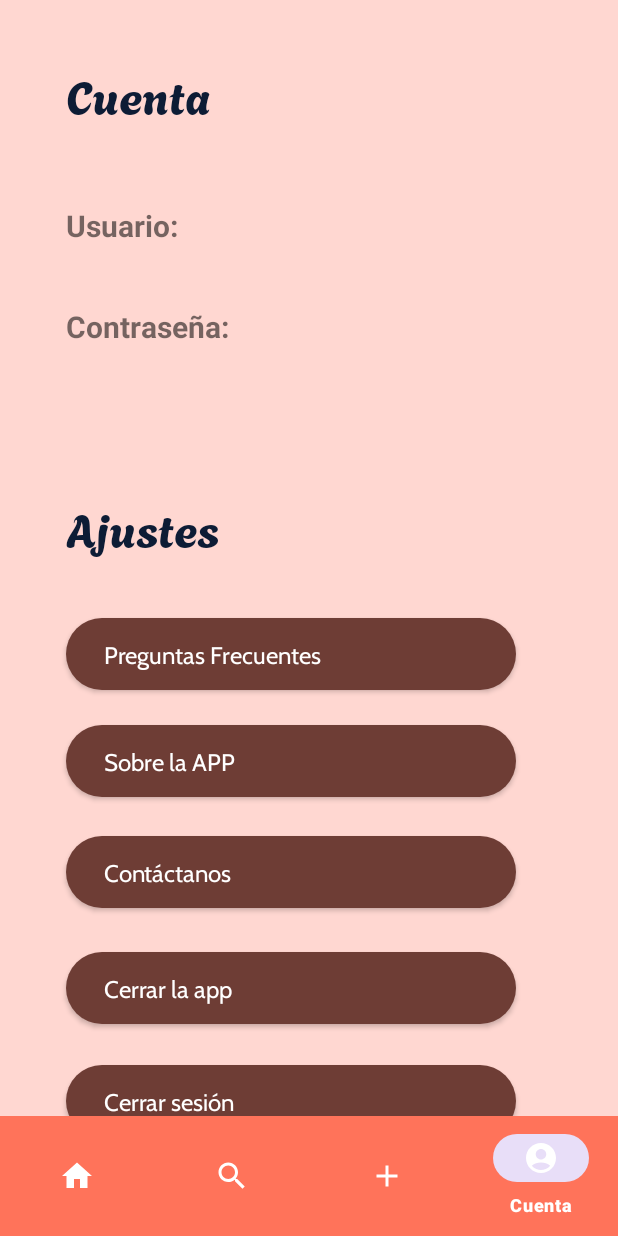
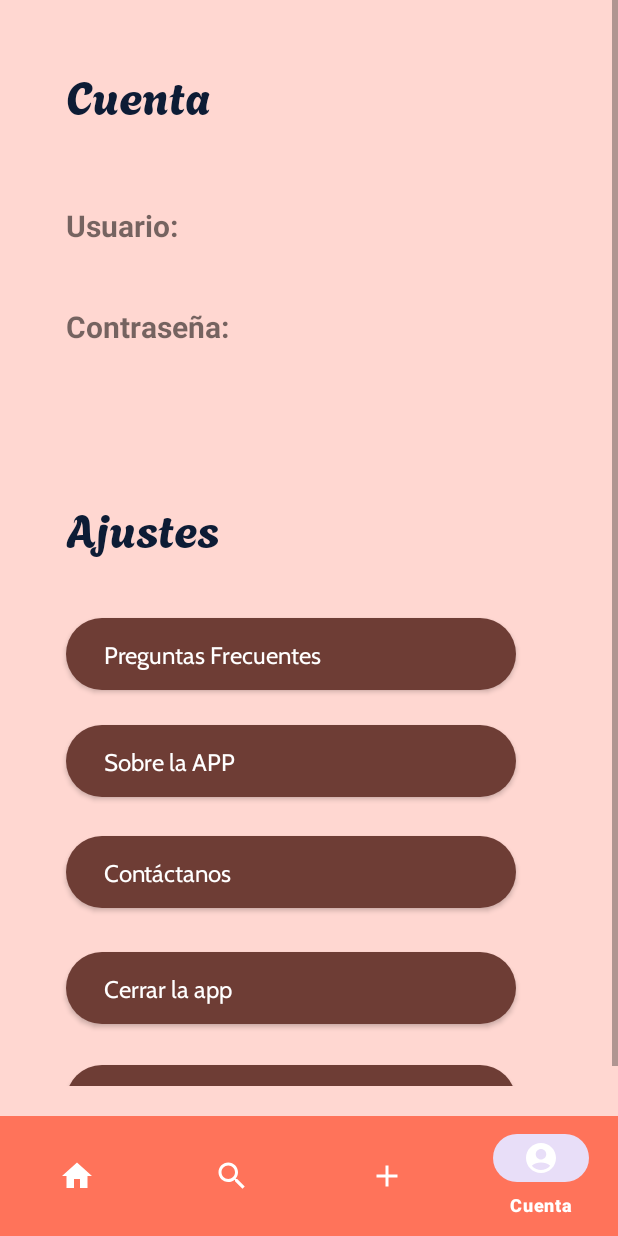
Before and after one commit to nestornumber/FoodFast, an Android app: the AccountActivity screen opened directly, with no data from a screen before it, on a phone screen of 412 x 824 dp. Run offline under Robolectric (Android 15) with nearby library versions, the phone set to English and light mode, and no system bars.

Commit message:
añadiendo scroll view

```diff
--- a/app/src/main/res/layout/activity_account.xml
+++ b/app/src/main/res/layout/activity_account.xml
@@ -1,11 +1,22 @@
 <?xml version="1.0" encoding="utf-8"?>
-<androidx.constraintlayout.widget.ConstraintLayout xmlns:android="http://schemas.android.com/apk/res/android"
+<RelativeLayout
+    xmlns:android="http://schemas.android.com/apk/res/android"
     xmlns:app="http://schemas.android.com/apk/res-auto"
     xmlns:tools="http://schemas.android.com/tools"
     android:layout_width="match_parent"
     android:layout_height="match_parent"
     android:background="@color/foodfast_background"
     tools:context=".AccountActivity">
+
+    <ScrollView
+        android:layout_width="match_parent"
+        android:layout_height="match_parent"
+        android:layout_above="@+id/bottom_navigation"
+        android:paddingBottom="20dp">
+
+        <androidx.constraintlayout.widget.ConstraintLayout
+            android:layout_width="match_parent"
+            android:layout_height="wrap_content">
 
     <TextView
         android:id="@+id/textView6"
@@ -160,20 +171,18 @@
         android:textSize="@dimen/font_size_small"
         app:layout_constraintStart_toStartOf="@+id/textView7"
         app:layout_constraintTop_toBottomOf="@+id/button4" />
+        </androidx.constraintlayout.widget.ConstraintLayout>
+    </ScrollView>
 
     <com.google.android.material.bottomnavigation.BottomNavigationView
         android:id="@+id/bottom_navigation"
         android:layout_width="match_parent"
         android:layout_height="wrap_content"
+        android:layout_alignParentBottom="true"
         android:theme="@style/Theme.Material3.DayNight.NoActionBar"
         app:itemBackground="@color/foodfast_nav_background"
         app:itemIconTint="@color/foodfast_nav_selected"
         app:itemTextColor="@color/foodfast_nav_selected"
-        app:layout_constraintBottom_toBottomOf="parent"
-        app:layout_constraintEnd_toEndOf="parent"
-        app:layout_constraintHorizontal_bias="0.5"
-        app:layout_constraintStart_toStartOf="parent"
         app:menu="@menu/menu_navigation" />
 
-
-</androidx.constraintlayout.widget.ConstraintLayout>
+</RelativeLayout>
--- a/app/src/main/res/layout/activity_add.xml
+++ b/app/src/main/res/layout/activity_add.xml
@@ -1,5 +1,6 @@
 <?xml version="1.0" encoding="utf-8"?>
-<RelativeLayout xmlns:android="http://schemas.android.com/apk/res/android"
+<RelativeLayout
+    xmlns:android="http://schemas.android.com/apk/res/android"
     xmlns:app="http://schemas.android.com/apk/res-auto"
     xmlns:tools="http://schemas.android.com/tools"
     android:layout_width="match_parent"
@@ -105,6 +106,7 @@
                 app:layout_constraintStart_toStartOf="parent"
                 app:layout_constraintTop_toBottomOf="@+id/btnAgregarReceta3"
                 app:srcCompat="@drawable/sinimagen" />
+
         </androidx.constraintlayout.widget.ConstraintLayout>
     </ScrollView>
 
@@ -112,11 +114,11 @@
         android:id="@+id/bottom_navigation"
         android:layout_width="match_parent"
         android:layout_height="wrap_content"
+        android:layout_alignParentBottom="true"
         android:theme="@style/Theme.Material3.DayNight.NoActionBar"
         app:itemBackground="@color/foodfast_nav_background"
         app:itemIconTint="@color/foodfast_nav_selected"
         app:itemTextColor="@color/foodfast_nav_selected"
-        android:layout_alignParentBottom="true"
         app:menu="@menu/menu_navigation" />
 
 </RelativeLayout>
--- a/app/src/main/res/layout/activity_cenas.xml
+++ b/app/src/main/res/layout/activity_cenas.xml
@@ -1,6 +1,6 @@
 <?xml version="1.0" encoding="utf-8"?>
-<androidx.constraintlayout.widget.ConstraintLayout xmlns:android="http://schemas.android.com/apk/res/android"
-    xmlns:app="http://schemas.android.com/apk/res-auto"
+<androidx.constraintlayout.widget.ConstraintLayout
+    xmlns:android="http://schemas.android.com/apk/res/android"    xmlns:app="http://schemas.android.com/apk/res-auto"
     xmlns:tools="http://schemas.android.com/tools"
     android:layout_width="match_parent"
     android:layout_height="match_parent"
--- a/app/src/main/res/layout/activity_desayunos.xml
+++ b/app/src/main/res/layout/activity_desayunos.xml
@@ -1,6 +1,6 @@
 <?xml version="1.0" encoding="utf-8"?>
-<androidx.constraintlayout.widget.ConstraintLayout xmlns:android="http://schemas.android.com/apk/res/android"
-    xmlns:app="http://schemas.android.com/apk/res-auto"
+<androidx.constraintlayout.widget.ConstraintLayout
+    xmlns:android="http://schemas.android.com/apk/res/android"    xmlns:app="http://schemas.android.com/apk/res-auto"
     xmlns:tools="http://schemas.android.com/tools"
     android:layout_width="match_parent"
     android:layout_height="match_parent"
--- a/app/src/main/res/layout/activity_main.xml
+++ b/app/src/main/res/layout/activity_main.xml
@@ -1,6 +1,6 @@
 <?xml version="1.0" encoding="utf-8"?>
-<androidx.constraintlayout.widget.ConstraintLayout xmlns:android="http://schemas.android.com/apk/res/android"
-    xmlns:app="http://schemas.android.com/apk/res-auto"
+<androidx.constraintlayout.widget.ConstraintLayout
+    xmlns:android="http://schemas.android.com/apk/res/android"    xmlns:app="http://schemas.android.com/apk/res-auto"
     xmlns:tools="http://schemas.android.com/tools"
     android:layout_width="match_parent"
     android:layout_height="match_parent"
--- a/app/src/main/res/layout/activity_preguntas_frecuentes.xml
+++ b/app/src/main/res/layout/activity_preguntas_frecuentes.xml
@@ -1,6 +1,6 @@
 <?xml version="1.0" encoding="utf-8"?>
-<androidx.constraintlayout.widget.ConstraintLayout xmlns:android="http://schemas.android.com/apk/res/android"
-    xmlns:app="http://schemas.android.com/apk/res-auto"
+<androidx.constraintlayout.widget.ConstraintLayout
+    xmlns:android="http://schemas.android.com/apk/res/android"    xmlns:app="http://schemas.android.com/apk/res-auto"
     xmlns:tools="http://schemas.android.com/tools"
     android:layout_width="match_parent"
     android:layout_height="match_parent"
--- a/app/src/main/res/layout/activity_recetas_guardadas.xml
+++ b/app/src/main/res/layout/activity_recetas_guardadas.xml
@@ -1,6 +1,6 @@
 <?xml version="1.0" encoding="utf-8"?>
-<androidx.constraintlayout.widget.ConstraintLayout xmlns:android="http://schemas.android.com/apk/res/android"
-    xmlns:app="http://schemas.android.com/apk/res-auto"
+<androidx.constraintlayout.widget.ConstraintLayout
+    xmlns:android="http://schemas.android.com/apk/res/android"    xmlns:app="http://schemas.android.com/apk/res-auto"
     xmlns:tools="http://schemas.android.com/tools"
     android:layout_width="match_parent"
     android:layout_height="match_parent"
--- a/app/src/main/res/layout/activity_registrarse1.xml
+++ b/app/src/main/res/layout/activity_registrarse1.xml
@@ -1,6 +1,6 @@
 <?xml version="1.0" encoding="utf-8"?>
-<androidx.constraintlayout.widget.ConstraintLayout xmlns:android="http://schemas.android.com/apk/res/android"
-    xmlns:app="http://schemas.android.com/apk/res-auto"
+<androidx.constraintlayout.widget.ConstraintLayout
+    xmlns:android="http://schemas.android.com/apk/res/android"    xmlns:app="http://schemas.android.com/apk/res-auto"
     xmlns:tools="http://schemas.android.com/tools"
     android:layout_width="match_parent"
     android:layout_height="match_parent"
--- a/app/src/main/res/layout/activity_search.xml
+++ b/app/src/main/res/layout/activity_search.xml
@@ -1,6 +1,6 @@
 <?xml version="1.0" encoding="utf-8"?>
-<androidx.constraintlayout.widget.ConstraintLayout xmlns:android="http://schemas.android.com/apk/res/android"
-    xmlns:app="http://schemas.android.com/apk/res-auto"
+<androidx.constraintlayout.widget.ConstraintLayout
+    xmlns:android="http://schemas.android.com/apk/res/android"    xmlns:app="http://schemas.android.com/apk/res-auto"
     xmlns:tools="http://schemas.android.com/tools"
     android:layout_width="match_parent"
     android:layout_height="match_parent"
--- a/app/src/main/res/layout/activity_splash_screen.xml
+++ b/app/src/main/res/layout/activity_splash_screen.xml
@@ -1,6 +1,6 @@
 <?xml version="1.0" encoding="utf-8"?>
-<androidx.constraintlayout.widget.ConstraintLayout xmlns:android="http://schemas.android.com/apk/res/android"
-    xmlns:app="http://schemas.android.com/apk/res-auto"
+<androidx.constraintlayout.widget.ConstraintLayout
+    xmlns:android="http://schemas.android.com/apk/res/android"    xmlns:app="http://schemas.android.com/apk/res-auto"
     xmlns:tools="http://schemas.android.com/tools"
     android:layout_width="match_parent"
     android:layout_height="match_parent"
--- a/app/src/main/res/layout/activity_vista_receta_avena.xml
+++ b/app/src/main/res/layout/activity_vista_receta_avena.xml
@@ -1,6 +1,6 @@
 <?xml version="1.0" encoding="utf-8"?>
-<androidx.constraintlayout.widget.ConstraintLayout xmlns:android="http://schemas.android.com/apk/res/android"
-    xmlns:app="http://schemas.android.com/apk/res-auto"
+<androidx.constraintlayout.widget.ConstraintLayout
+    xmlns:android="http://schemas.android.com/apk/res/android"    xmlns:app="http://schemas.android.com/apk/res-auto"
     xmlns:tools="http://schemas.android.com/tools"
     android:layout_width="match_parent"
     android:layout_height="match_parent"
--- a/app/src/main/res/layout/activity_vista_receta_ensaladapollo.xml
+++ b/app/src/main/res/layout/activity_vista_receta_ensaladapollo.xml
@@ -1,6 +1,6 @@
 <?xml version="1.0" encoding="utf-8"?>
-<androidx.constraintlayout.widget.ConstraintLayout xmlns:android="http://schemas.android.com/apk/res/android"
-    xmlns:app="http://schemas.android.com/apk/res-auto"
+<androidx.constraintlayout.widget.ConstraintLayout
+    xmlns:android="http://schemas.android.com/apk/res/android"    xmlns:app="http://schemas.android.com/apk/res-auto"
     xmlns:tools="http://schemas.android.com/tools"
     android:layout_width="match_parent"
     android:layout_height="match_parent"
--- a/app/src/main/res/layout/activity_vista_receta_omelette.xml
+++ b/app/src/main/res/layout/activity_vista_receta_omelette.xml
@@ -1,6 +1,6 @@
 <?xml version="1.0" encoding="utf-8"?>
-<androidx.constraintlayout.widget.ConstraintLayout xmlns:android="http://schemas.android.com/apk/res/android"
-    xmlns:app="http://schemas.android.com/apk/res-auto"
+<androidx.constraintlayout.widget.ConstraintLayout
+    xmlns:android="http://schemas.android.com/apk/res/android"    xmlns:app="http://schemas.android.com/apk/res-auto"
     xmlns:tools="http://schemas.android.com/tools"
     android:layout_width="match_parent"
     android:layout_height="match_parent"
--- a/app/src/main/res/layout/activity_vista_receta_pasta.xml
+++ b/app/src/main/res/layout/activity_vista_receta_pasta.xml
@@ -1,6 +1,6 @@
 <?xml version="1.0" encoding="utf-8"?>
-<androidx.constraintlayout.widget.ConstraintLayout xmlns:android="http://schemas.android.com/apk/res/android"
-    xmlns:app="http://schemas.android.com/apk/res-auto"
+<androidx.constraintlayout.widget.ConstraintLayout
+    xmlns:android="http://schemas.android.com/apk/res/android"    xmlns:app="http://schemas.android.com/apk/res-auto"
     xmlns:tools="http://schemas.android.com/tools"
     android:layout_width="match_parent"
     android:layout_height="match_parent"
--- a/app/src/main/res/layout/activity_vista_receta_quinoa.xml
+++ b/app/src/main/res/layout/activity_vista_receta_quinoa.xml
@@ -1,6 +1,6 @@
 <?xml version="1.0" encoding="utf-8"?>
-<androidx.constraintlayout.widget.ConstraintLayout xmlns:android="http://schemas.android.com/apk/res/android"
-    xmlns:app="http://schemas.android.com/apk/res-auto"
+<androidx.constraintlayout.widget.ConstraintLayout
+    xmlns:android="http://schemas.android.com/apk/res/android"    xmlns:app="http://schemas.android.com/apk/res-auto"
     xmlns:tools="http://schemas.android.com/tools"
     android:layout_width="match_parent"
     android:layout_height="match_parent"
--- a/app/src/main/res/layout/activity_vista_receta_salmon.xml
+++ b/app/src/main/res/layout/activity_vista_receta_salmon.xml
@@ -1,6 +1,6 @@
 <?xml version="1.0" encoding="utf-8"?>
-<androidx.constraintlayout.widget.ConstraintLayout xmlns:android="http://schemas.android.com/apk/res/android"
-    xmlns:app="http://schemas.android.com/apk/res-auto"
+<androidx.constraintlayout.widget.ConstraintLayout
+    xmlns:android="http://schemas.android.com/apk/res/android"    xmlns:app="http://schemas.android.com/apk/res-auto"
     xmlns:tools="http://schemas.android.com/tools"
     android:layout_width="match_parent"
     android:layout_height="match_parent"
```
Also changed, not shown: app/src/main/res/layout/activity_acerca_de_la_app.xml (+26 -3 lines), app/src/main/res/layout/activity_almuerzos.xml (+28 -2 lines), app/src/main/res/layout/activity_iniciar_sesion.xml (+24 -25 lines).
